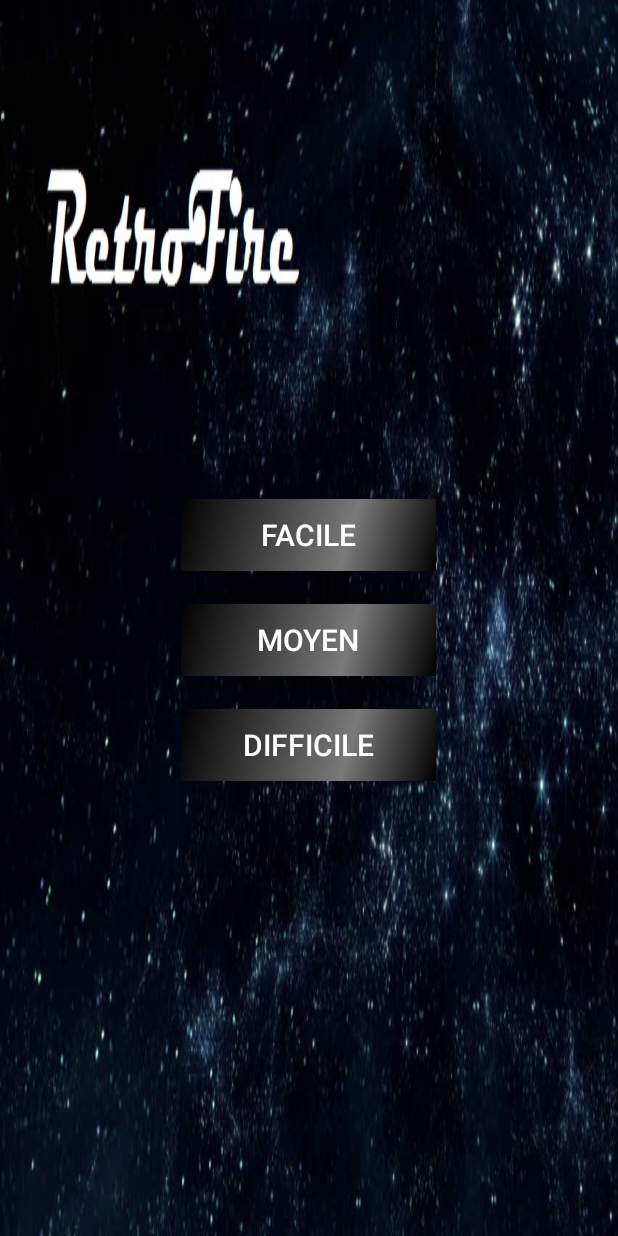
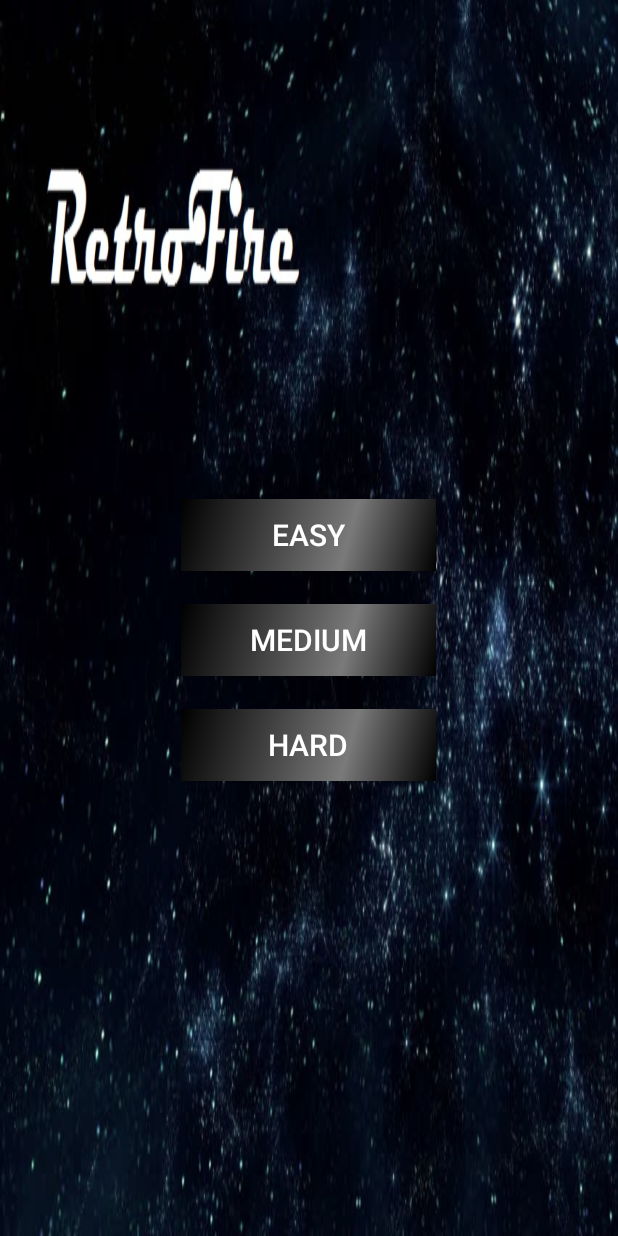
Before and after one commit to kistria/RetroFire, an Android app: the MenuActivity screen opened directly, with no data from a screen before it, on a phone screen of 412 x 824 dp. Run offline under Robolectric (Android 15) with nearby library versions, the phone set to English and light mode, and no system bars.

Commit message:
Internationaliser les Strings

```diff
--- a/app/src/main/res/layout/activity_home.xml
+++ b/app/src/main/res/layout/activity_home.xml
@@ -12,7 +12,7 @@
             android:id="@+id/play"
             android:layout_width="wrap_content"
             android:layout_height="wrap_content"
-            android:text="Jouer"
+            android:text="@string/play"
             android:textColor="#FFFFFF"
             android:textSize="20sp"
             android:background="@drawable/button"
@@ -23,7 +23,7 @@
             android:layout_width="wrap_content"
             android:layout_height="wrap_content"
             android:layout_marginTop="70dp"
-            android:text="Quitter"
+            android:text="@string/leave"
             android:textColor="#FFFFFF"
             android:textSize="20sp"
             android:background="@drawable/button"
--- a/app/src/main/res/layout/activity_menu.xml
+++ b/app/src/main/res/layout/activity_menu.xml
@@ -15,7 +15,7 @@
         android:layout_marginTop="30dp"
         android:background="@drawable/button"
         android:shadowColor="#0F0F0F"
-        android:text="Facile"
+        android:text="@string/easy"
         android:textColor="#FFFFFF"
         android:textSize="20sp" />
 
@@ -26,7 +26,7 @@
         android:layout_marginTop="100dp"
         android:background="@drawable/button"
         android:shadowColor="#0F0F0F"
-        android:text="Moyen"
+        android:text="@string/medium"
         android:textColor="#FFFFFF"
         android:textSize="20sp" />
 
@@ -37,7 +37,7 @@
         android:layout_marginTop="170dp"
         android:background="@drawable/button"
         android:shadowColor="#0F0F0F"
-        android:text="Difficile"
+        android:text="@string/hard"
         android:textColor="#FFFFFF"
         android:textSize="20sp" />
 </RelativeLayout>
--- a/app/src/main/res/layout/activity_menu_end.xml
+++ b/app/src/main/res/layout/activity_menu_end.xml
@@ -16,7 +16,7 @@
         android:layout_height="wrap_content"
         android:background="@drawable/button"
         android:shadowColor="#0F0F0F"
-        android:text="Rejouer"
+        android:text="@string/replay"
         android:textColor="#FFFFFF"
         android:textSize="20sp" />
 
@@ -27,7 +27,7 @@
         android:layout_marginTop="70dp"
         android:background="@drawable/button"
         android:shadowColor="#0F0F0F"
-        android:text="Quitter"
+        android:text="@string/leave"
         android:textColor="#FFFFFF"
         android:textSize="20sp" />
 
--- a/app/src/main/res/values/strings.xml
+++ b/app/src/main/res/values/strings.xml
@@ -1,3 +1,11 @@
 <resources>
     <string name="app_name">RetroFire</string>
+    <string name="play">Play</string>
+    <string name="leave">Leave</string>
+    <string name="easy">Easy</string>
+    <string name="medium">Medium</string>
+    <string name="hard">Hard</string>
+    <string name="start">Start</string>
+    <string name="player_name">Enter your name:</string>
+    <string name="replay">Replay</string>
 </resources>
```
Also changed, not shown: 1 other file.
